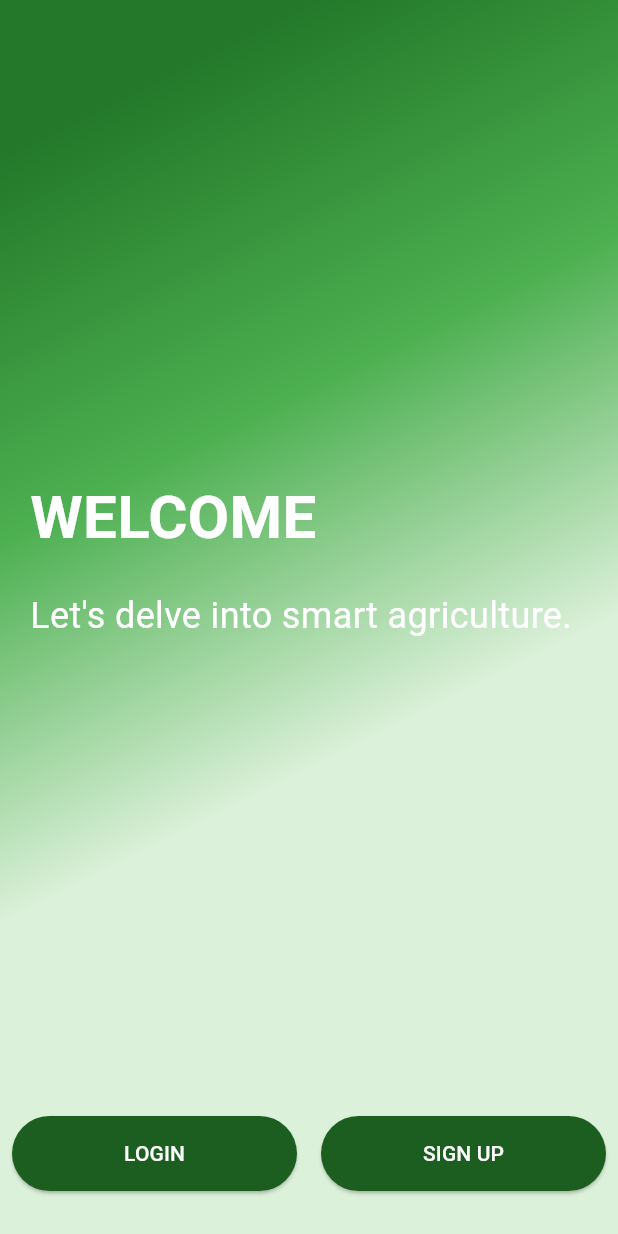
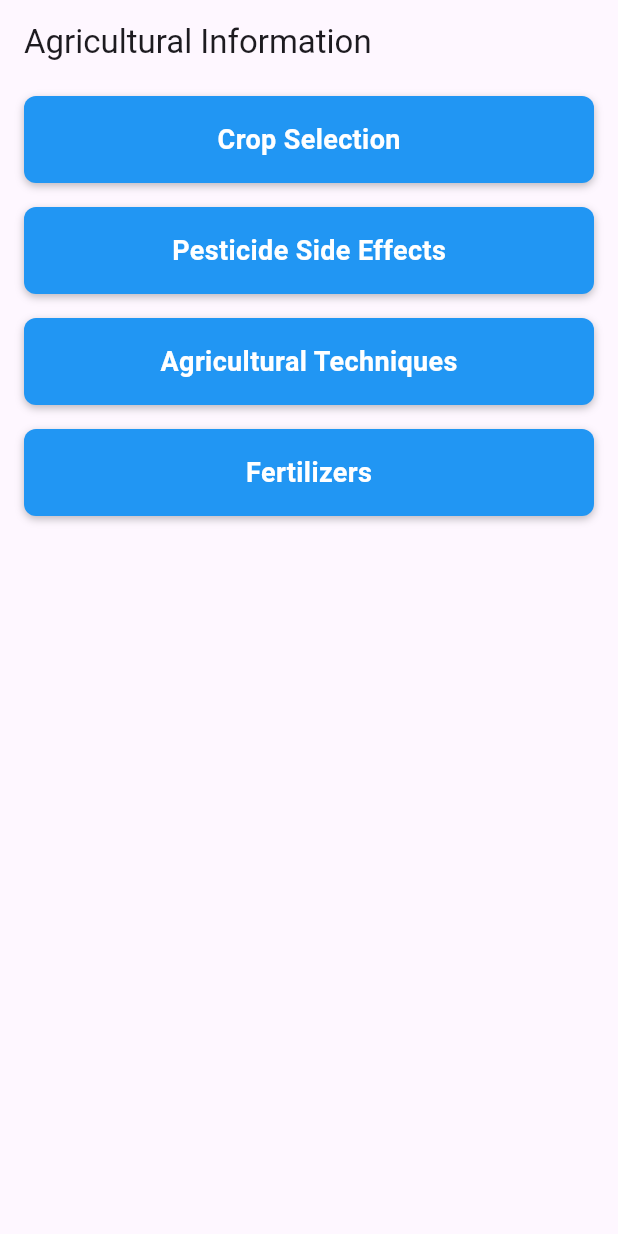
Before and after one commit to gargibendale/SmartKrishi, a Flutter app: the screen it shows after launch, on a phone screen of 412 x 824 dp. Run offline on Flutter 3.47's test engine with Material 3 defaults, Android fonts, the phone set to English and light mode, and no system bars; our stand-ins replace animate_do, firebase_auth, firebase_core; accounts and stored records are empty.

Commit message:
video_screen page commit

```diff
--- a/lib/main.dart
+++ b/lib/main.dart
@@ -1,10 +1,13 @@
 import 'package:agri/recommendation.dart';
+import 'package:agri/videos_screen.dart';
 import 'package:flutter/material.dart';
 import 'homepage.dart';
 import 'loginpage.dart';
 import 'signup.dart';
 import 'package:firebase_core/firebase_core.dart';
+import 'videos_screen.dart';
 import 'featured_screen.dart';
+import 'info_sreen.dart';
 
 void main() async {
   WidgetsFlutterBinding.ensureInitialized();
@@ -28,10 +31,9 @@ class MyApp extends StatelessWidget {
       debugShowCheckedModeBanner: false,
       initialRoute: '/',
       routes: {
-        '/': (context) => HomePage(),
+        '/': (context) => YouTubeLinksScreen(),
         '/login': (context) => LoginPage(),
         '/signup': (context) => SignUpPage(),
-        '/recommendation': (context) => RecommendationPage(),
       },
     );
   }
--- /dev/null
+++ b/lib/videos_screen.dart
@@ -0,0 +1,91 @@
+import 'package:flutter/material.dart';
+
+class YouTubeLinksScreen extends StatelessWidget {
+  // Function to navigate to different pages based on the container tapped
+  void _onContainerTapped(BuildContext context, String title) {
+    // Implement navigation or any other action here
+    // For example, using Navigator.push to navigate to a different screen
+    Navigator.push(
+      context,
+      MaterialPageRoute(
+        builder: (context) => DetailsPage(title: title),
+      ),
+    );
+  }
+
+  @override
+  Widget build(BuildContext context) {
+    return Scaffold(
+      appBar: AppBar(
+        title: Text('Agricultural Information'),
+      ),
+      body: ListView(
+        children: <Widget>[
+          _buildInfoContainer(context, 'Crop Selection'),
+          _buildInfoContainer(context, 'Pesticide Side Effects'),
+          _buildInfoContainer(context, 'Agricultural Techniques'),
+          _buildInfoContainer(context, 'Fertilizers'),
+        ],
+      ),
+    );
+  }
+
+  Widget _buildInfoContainer(BuildContext context, String title) {
+    return InkWell(
+      onTap: () => _onContainerTapped(context, title),
+      child: Container(
+        padding: EdgeInsets.all(16),
+        margin: EdgeInsets.symmetric(vertical: 8, horizontal: 16),
+        decoration: BoxDecoration(
+          color: Colors.blue,
+          borderRadius: BorderRadius.circular(8),
+          boxShadow: [
+            BoxShadow(
+              color: Colors.black26,
+              blurRadius: 4,
+              offset: Offset(0, 2),
+            )
+          ],
+        ),
+        child: Center(
+          child: Text(
+            title,
+            style: TextStyle(
+              color: Colors.white,
+              fontWeight: FontWeight.bold,
+              fontSize: 18,
+            ),
+          ),
+        ),
+      ),
+    );
+  }
+}
+
+// Example of a details page that can be navigated to from the info containers
+class DetailsPage extends StatelessWidget {
+  final String title;
+
+  DetailsPage({required this.title});
+
+  @override
+  Widget build(BuildContext context) {
+    return Scaffold(
+      appBar: AppBar(
+        title: Text(title),
+      ),
+      body: Center(
+        child: Text(
+          'Details for $title',
+          style: TextStyle(fontSize: 24),
+        ),
+      ),
+    );
+  }
+}
+
+void main() {
+  runApp(MaterialApp(
+    home: YouTubeLinksScreen(),
+  ));
+}
--- a/pubspec.yaml
+++ b/pubspec.yaml
@@ -17,6 +17,7 @@ dependencies:
   animate_do: ^3.3.4
   firebase_auth: ^5.1.2
   http: ^1.2.2
+  url_launcher: ^6.3.0
 
 dev_dependencies:
   flutter_test:
```
Also changed, not shown: lib/loginpage.dart (+74 -27 lines), pubspec.lock, 7 other files.
